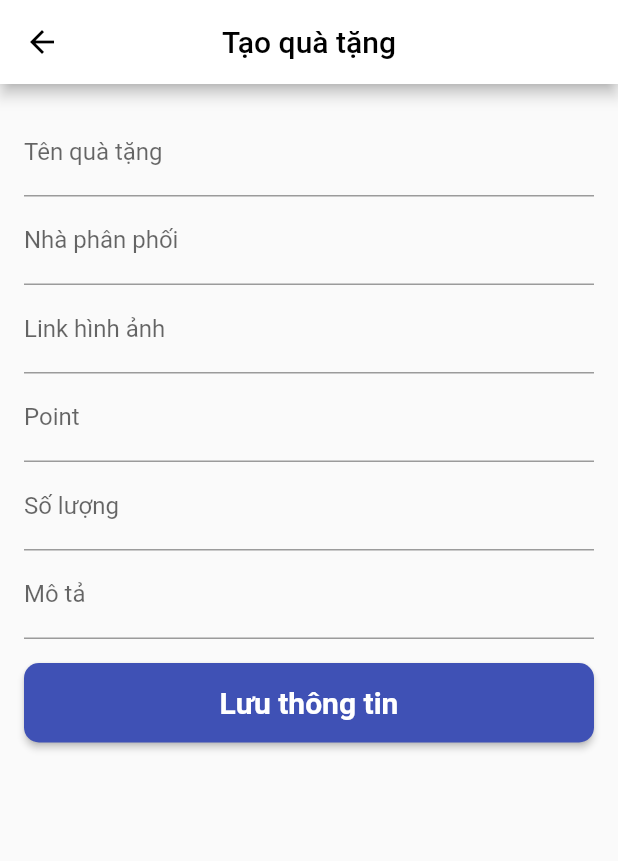
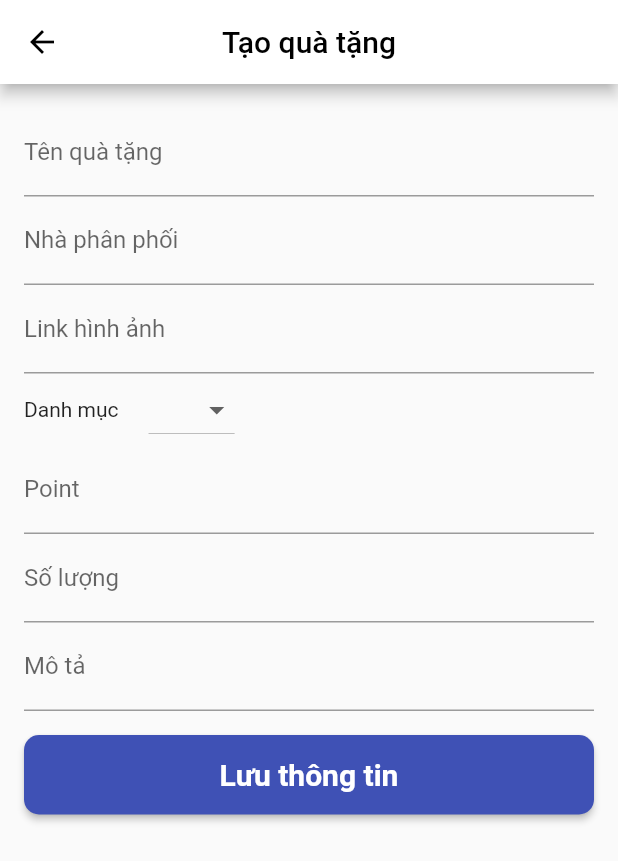
Before and after one commit to doanthongteso/thong, a Flutter app: the CreateGiftScreen screen opened directly, on a phone screen of 412 x 824 dp. Shown: the top 861 px of the screen. Run offline on Flutter 3.47's test engine with Material 2 defaults, Android fonts, the phone set to English and light mode, and no system bars; our stand-ins replace carousel_slider, dio, flutter_secure_storage, flutter_slidable; missing offline and left inert: dart:html, solid_bottom_sheet; accounts and stored records are empty; network calls fail.

Commit message:
day admin

```diff
--- a/admin/lib/BottomLayout.dart
+++ b/admin/lib/BottomLayout.dart
@@ -144,7 +144,7 @@ class BottomNavigationLayoutState extends State<BottomNavigationLayout> {
                                             MaterialTapTargetSize.shrinkWrap,
                                       ),
                                       child: Icon(
-                                        Icons.search,
+                                        Icons.logout_outlined,
                                         color: Theme.of(context).primaryColor,
                                       ),
                                     ),
--- a/admin/lib/screen/createGiftScreen.dart
+++ b/admin/lib/screen/createGiftScreen.dart
@@ -5,7 +5,12 @@ import 'package:flutter/material.dart';
 
 import 'package:admin/component/validator.dart';
 
-class CreateGiftScreen extends StatelessWidget {
+class CreateGiftScreen extends StatefulWidget {
+  @override
+  _CreateGiftScreenState createState() => _CreateGiftScreenState();
+}
+
+class _CreateGiftScreenState extends State<CreateGiftScreen> {
   TextEditingController _nameGiftController = TextEditingController();
   TextEditingController _vendorController = TextEditingController();
   TextEditingController _linkController = TextEditingController();
@@ -28,6 +33,7 @@ class CreateGiftScreen extends StatelessWidget {
     }
   }
 
+  String? _selectedCategory;
   @override
   Widget build(BuildContext context) {
     String _nameGift = "";
@@ -36,6 +42,7 @@ class CreateGiftScreen extends StatelessWidget {
     int _point;
     int _total;
     String _description = "";
+
     // _nameController.text = _name;
     // _phoneController.text = _phone;
     // _addressController.text = _address;
@@ -100,6 +107,28 @@ class CreateGiftScreen extends StatelessWidget {
                 onSaved: (value) {
                   _link = value!;
                 },
+              ),
+              Row(
+                children: [
+                  Text("Danh mục"),
+                  SizedBox(width: 20),
+                  DropdownButton<String>(
+                    value: _selectedCategory,
+                    onChanged: (String? newValue) {
+                      setState(() {
+                        _selectedCategory = newValue;
+                      });
+                    },
+                    items: <String>['New', 'Hot', 'Card']
+                        .map<DropdownMenuItem<String>>(
+                          (String value) => DropdownMenuItem<String>(
+                            value: value,
+                            child: Text(value),
+                          ),
+                        )
+                        .toList(),
+                  ),
+                ],
               ),
               TextFormField(
                 controller: _pointController,
```
Also changed, not shown: admin/lib/screen/editGiftScreen.dart (+23 -2 lines), lib/screen/BottomNavigationLayout.dart (+6 -1 lines), lib/screen/person/person.dart (+0 -83 lines), lib/screen/scan/scan.dart (+10 -7 lines), 1 other file.
